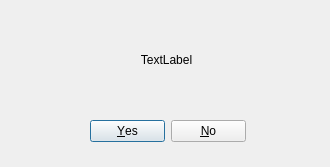
vazerick/controle_gastos, file ui/dialog.ui: the form before one commit.
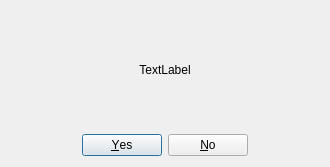
The form after the commit.

The edit to the form file:
```diff
--- a/ui/dialog.ui
+++ b/ui/dialog.ui
@@ -13,28 +13,9 @@
   <property name="windowTitle">
    <string/>
   </property>
-  <widget class="QDialogButtonBox" name="buttonBox">
-   <property name="geometry">
-    <rect>
-     <x>90</x>
-     <y>120</y>
-     <width>156</width>
-     <height>23</height>
-    </rect>
-   </property>
-   <property name="standardButtons">
-    <set>QDialogButtonBox::No|QDialogButtonBox::Yes</set>
-   </property>
-  </widget>
+  <layout class="QVBoxLayout" name="verticalLayout">
+   <item>
   <widget class="QLabel" name="label">
-   <property name="geometry">
-    <rect>
-     <x>6</x>
-     <y>9</y>
-     <width>321</width>
-     <height>101</height>
-    </rect>
-   </property>
    <property name="text">
     <string>TextLabel</string>
    </property>
@@ -42,6 +23,18 @@
     <set>Qt::AlignCenter</set>
    </property>
   </widget>
+   </item>
+   <item>
+    <widget class="QDialogButtonBox" name="buttonBox">
+     <property name="standardButtons">
+      <set>QDialogButtonBox::No|QDialogButtonBox::Yes</set>
+     </property>
+     <property name="centerButtons">
+      <bool>true</bool>
+     </property>
+    </widget>
+   </item>
+  </layout>
  </widget>
  <resources/>
  <connections/>
```
Lines whose indentation alone changed are shown as unchanged.
